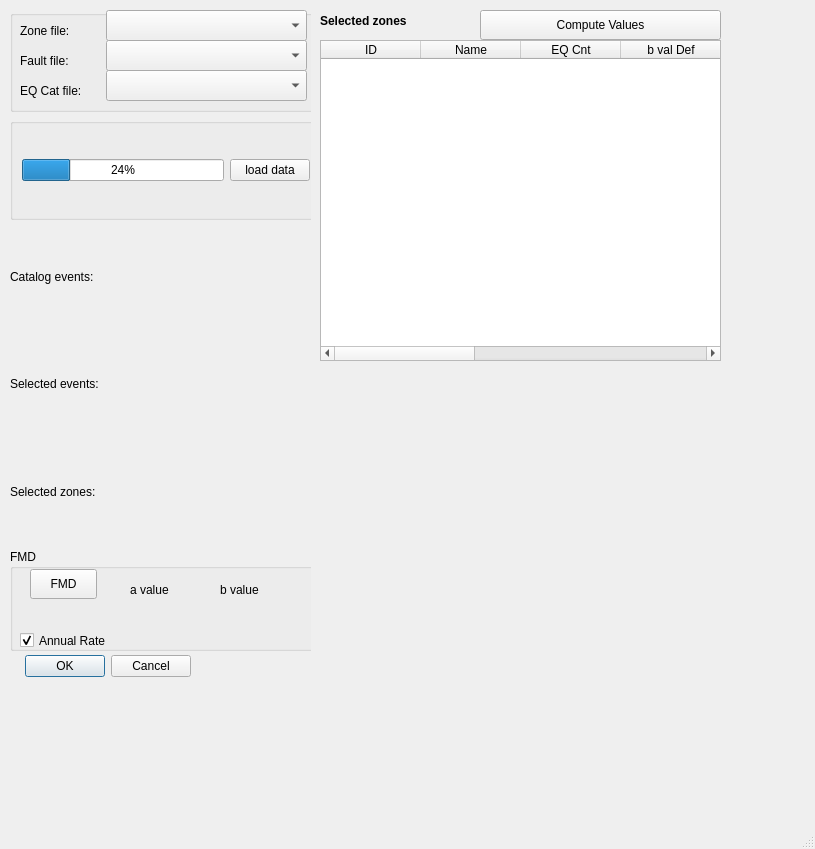
The window that mt_seismicsource/ui_seismicsource.ui (feuchner/seismicsource-toolkit) describes before a commit, drawn with Qt 5.
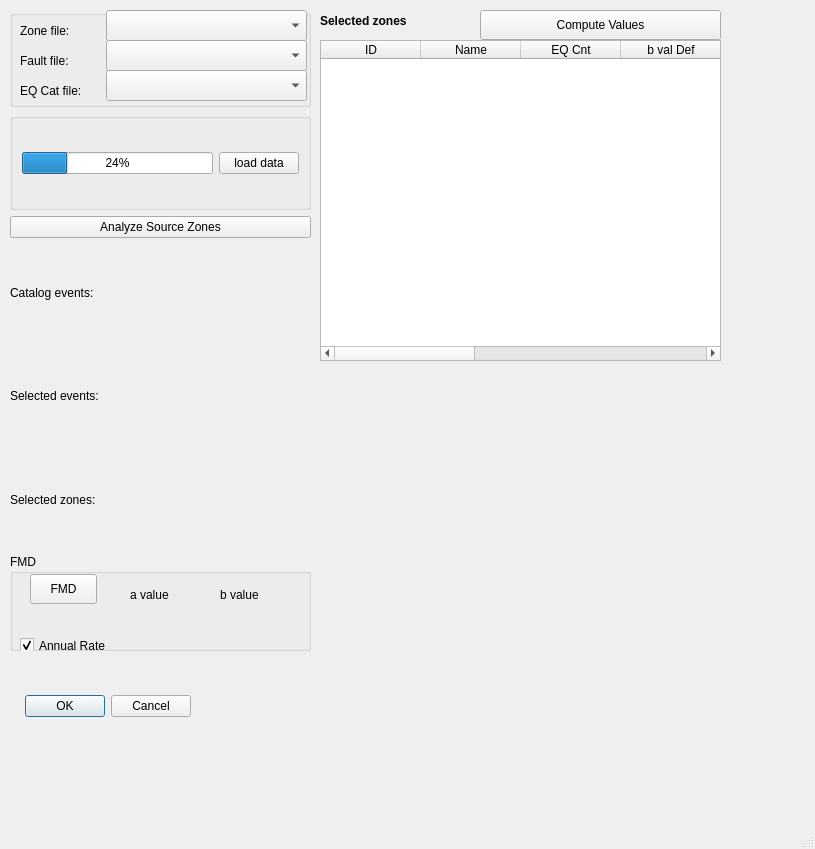
The same window after the commit. Custom widgets are drawn as their Qt base class.

Commit message: added dialog for analysis of source zones

The edit to the form file:
```diff
--- a/mt_seismicsource/ui_seismicsource.ui
+++ b/mt_seismicsource/ui_seismicsource.ui
@@ -25,14 +25,14 @@
      <x>0</x>
      <y>10</y>
      <width>311</width>
-     <height>671</height>
+     <height>711</height>
     </rect>
    </property>
    <widget class="QDialogButtonBox" name="buttonBox">
     <property name="geometry">
      <rect>
       <x>0</x>
-      <y>640</y>
+      <y>680</y>
       <width>191</width>
       <height>32</height>
      </rect>
@@ -49,7 +49,7 @@
      <rect>
       <x>10</x>
       <y>0</y>
-      <width>312</width>
+      <width>301</width>
       <height>641</height>
      </rect>
     </property>
@@ -150,8 +150,21 @@
        </layout>
       </widget>
      </item>
+     <item>
+      <widget class="QPushButton" name="btnAnalyzeZones">
+       <property name="text">
+        <string>Analyze Source Zones</string>
+       </property>
+      </widget>
+     </item>
      <item>
       <widget class="QLabel" name="labelCatalogEvents">
+       <property name="maximumSize">
+        <size>
+         <width>16777215</width>
+         <height>98</height>
+        </size>
+       </property>
        <property name="text">
         <string>Catalog events:</string>
        </property>
```
The commit also changes 4 other files.
